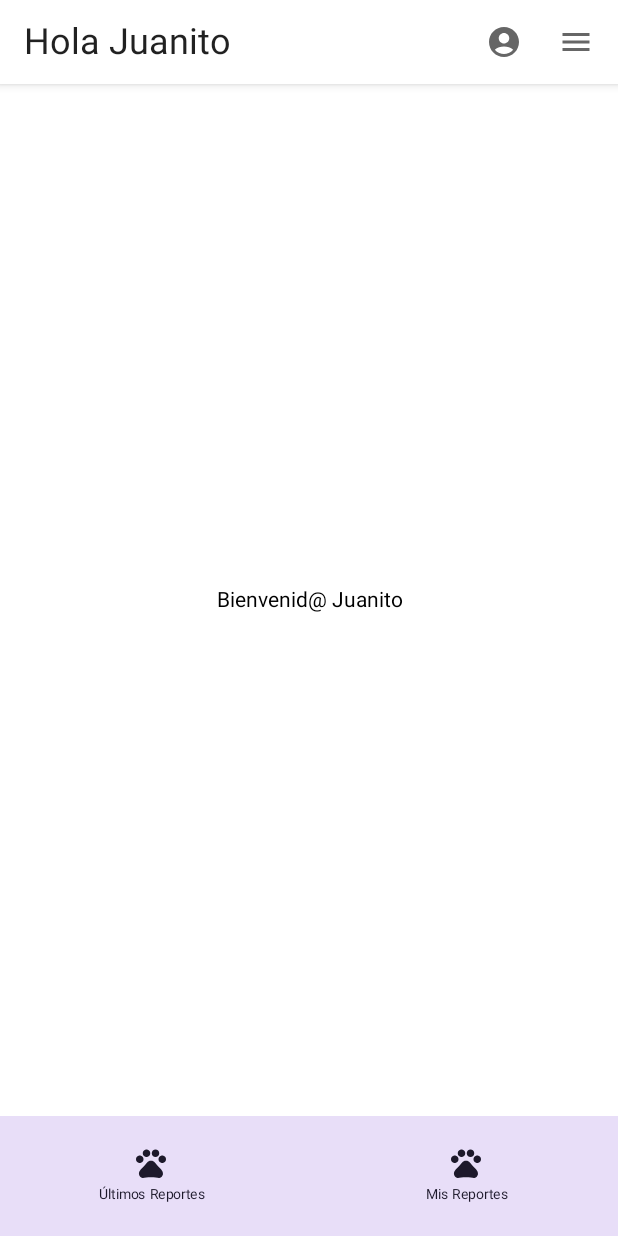
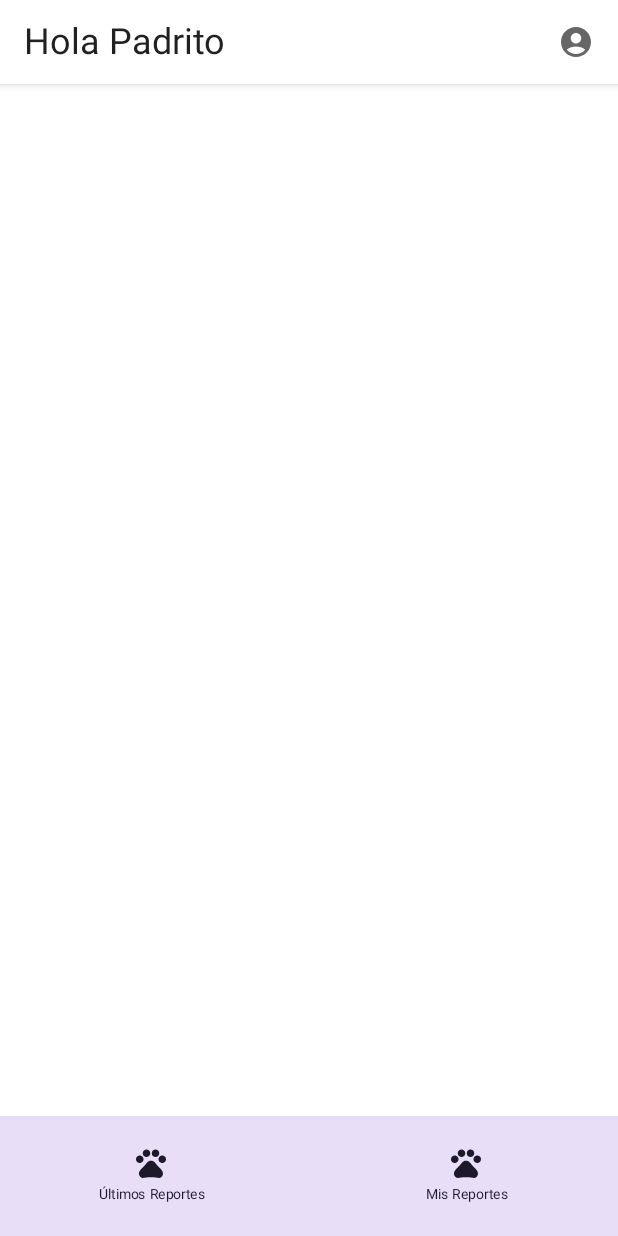
Before and after one commit to JoseAntonion/Busca-PET, an Android app built with Jetpack Compose: the @Preview function PreviewMainView, on a phone screen of 412 x 824 dp. Run offline under Robolectric (Android 15) with nearby library versions, the light colour scheme and no system bars; our stand-ins replace Firebase (no records; nobody signed in at launch, a user with empty details on screens opened directly).

Commit message:
Complete merge with branch/material3. Now, im fixing some navigation issues

```diff
--- a/app/src/main/java/com/example/buscapet/ui/MainActivity.kt
+++ b/app/src/main/java/com/example/buscapet/ui/MainActivity.kt
@@ -3,6 +3,7 @@ package com.example.buscapet.ui
 import android.os.Bundle
 import androidx.activity.ComponentActivity
 import androidx.activity.compose.setContent
+import androidx.navigation.compose.rememberNavController
 import com.example.buscapet.ui.navigation.Navigation
 import com.example.buscapet.ui.theme.BuscaPetTheme
 
@@ -12,7 +13,7 @@ class MainActivity : ComponentActivity() {
         super.onCreate(savedInstanceState)
         setContent {
             BuscaPetTheme {
-                Navigation()
+                Navigation(navHostController = rememberNavController())
             }
         }
     }
--- a/app/src/main/java/com/example/buscapet/ui/screens/commons/MainAppBar.kt
+++ b/app/src/main/java/com/example/buscapet/ui/screens/commons/MainAppBar.kt
@@ -52,7 +52,6 @@ fun AppBar(
             }
             //AppBarAction(Icons.Default.Search) { /*TODO*/ }// Agregar Boton de accion a la derecha
             //AppBarAction(Icons.Default.Share) { /*TODO*/ }// Agregar Boton de accion a la derecha
-            AppBarAction(Icons.Default.Menu) { /*TODO*/ }// Agregar Boton de accion a la derecha
         }
     )
 }
--- a/app/src/main/java/com/example/buscapet/ui/screens/commons/MainBottomNav.kt
+++ b/app/src/main/java/com/example/buscapet/ui/screens/commons/MainBottomNav.kt
@@ -24,9 +24,7 @@ fun MainBottomNav(navController: NavController) {
         NavItem.MyReportsNavItem
     )
     NavigationBar(
-        //backgroundColor = colorResource(id = R.color.teal_200),
-        //backgroundColor = MaterialTheme.colors.background,
-        contentColor = Color.Black,
+        contentColor = MaterialTheme.colorScheme.primaryContainer,
         containerColor = MaterialTheme.colorScheme.secondaryContainer
     ) {
         val navBackStackEntry by navController.currentBackStackEntryAsState()
@@ -66,9 +64,14 @@ fun MainBottomNav(navController: NavController) {
 }
 
 
-@Preview(name = "Light View")
 @Preview(uiMode = Configuration.UI_MODE_NIGHT_YES, name = "Dark View")
 @Composable
 fun PreviewMainBottomNav() {
     MainBottomNav(navController = rememberNavController())
 }
+
+@Preview(uiMode = Configuration.UI_MODE_NIGHT_NO, name = "Light View")
+@Composable
+fun PreviewMainBottomNav2() {
+    MainBottomNav(navController = rememberNavController())
+}
--- a/app/src/main/java/com/example/buscapet/ui/screens/home/HomeScreen.kt
+++ b/app/src/main/java/com/example/buscapet/ui/screens/home/HomeScreen.kt
@@ -1,10 +1,10 @@
 package com.example.buscapet.ui.screens.home
 
+import android.net.Uri
 import androidx.compose.foundation.background
 import androidx.compose.foundation.layout.Arrangement
 import androidx.compose.foundation.layout.Box
 import androidx.compose.foundation.layout.Column
-import androidx.compose.foundation.layout.PaddingValues
 import androidx.compose.foundation.layout.fillMaxSize
 import androidx.compose.foundation.layout.padding
 import androidx.compose.material.Scaffold
@@ -30,53 +30,55 @@ fun HomeScreen(
     val userName = completeName?.split(" ")?.get(0)
     val photo = currentUser?.photoUrl
 
+    MainContainer(
+        navController = navController,
+        currentUserName = userName,
+        profilePhoto = photo
+    )
+}
+
+@Composable
+fun MainContainer(
+    navController: NavHostController,
+    currentUserName: String?,
+    profilePhoto: Uri? = null
+) {
     Scaffold(
-        bottomBar = { MainBottomNav(navController = navController) }, // NavBar
         topBar = {
             AppBar(
-                userName,
-                photo
+                currentUserName,
+                profilePhoto
             )
-        } // TOOLBAR
+        }, // TOOLBAR
+        bottomBar = {
+            MainBottomNav(navController = navController)
+        } // NavBar
     ) { padding ->
-        MainView(
-            scaffoldPadding = padding,
-            sessionName = userName
-        )
+//        Box(
+//            modifier = Modifier
+//                .fillMaxSize()
+//                .background(Color.White)
+//                .padding(padding),
+//            contentAlignment = Alignment.Center
+//        ) {
+//            Column(
+//                verticalArrangement = Arrangement.Center,
+//                horizontalAlignment = Alignment.CenterHorizontally
+//            ) {
+//                Text(
+//                    text = "Bienvenid@ $currentUserName",
+//                    textAlign = TextAlign.Center
+//                )
+//            }
+//        }
     }
 }
 
 @Preview(showBackground = true)
 @Composable
 fun PreviewMainView() {
-    Scaffold(
-        bottomBar = { MainBottomNav(navController = rememberNavController()) }, // NavBar
-        topBar = { AppBar("Juanito") } // TOOLBAR
-    ) { padding ->
-        MainView(
-            scaffoldPadding = padding,
-            sessionName = "Juanito"
-        )
-    }
+    MainContainer(
+        rememberNavController(),
+        "Padrito"
+    )
 }
-
-@Composable
-fun MainView(
-    scaffoldPadding: PaddingValues,
-    sessionName: String?
-) {
-    Box(
-        modifier = Modifier
-            .fillMaxSize()
-            .background(Color.White)
-            .padding(scaffoldPadding),
-        contentAlignment = Alignment.Center
-    ) {
-        Column(
-            verticalArrangement = Arrangement.Center,
-            horizontalAlignment = Alignment.CenterHorizontally
-        ) {
-            Text(text = "Bienvenid@ $sessionName", textAlign = TextAlign.Center)
-        }
-    }
-}
--- a/app/src/main/java/com/example/buscapet/ui/screens/last_reports/LastReportsScreen.kt
+++ b/app/src/main/java/com/example/buscapet/ui/screens/last_reports/LastReportsScreen.kt
@@ -27,7 +27,7 @@ fun LastReportsScreen(
 
     Scaffold(
         bottomBar = { MainBottomNav(navController = navController) }, // NavBar
-        topBar = { AppBar(userName) } // TOOLBAR
+        topBar = { AppBar("lucas") } // TOOLBAR
     ) { padding ->
         MainView(
             scaffoldPadding = padding
--- a/app/src/main/java/com/example/buscapet/ui/screens/login/LoginViewModel.kt
+++ b/app/src/main/java/com/example/buscapet/ui/screens/login/LoginViewModel.kt
@@ -54,7 +54,7 @@ class LoginViewModel : ViewModel(), CoroutineScope {
                     val user = auth.currentUser
                     _signInName.value = user?.displayName
                     Log.d("TAG", "Success signin")
-                    signedId.invoke()
+                    signedId()
                     //_progress.value = false
                 } else {
                     Log.e("TAG", "unSuccess signin")
--- a/app/src/main/java/com/example/buscapet/ui/screens/my_reports/MyReportsScreen.kt
+++ b/app/src/main/java/com/example/buscapet/ui/screens/my_reports/MyReportsScreen.kt
@@ -27,7 +27,7 @@ fun MyReportsScreen(
 
     Scaffold(
         bottomBar = { MainBottomNav(navController = navController) }, // NavBar
-        topBar = { AppBar(userName) } // TOOLBAR
+        topBar = { AppBar("Juan") } // TOOLBAR
     ) { padding ->
         MainView(
             scaffoldPadding = padding
--- a/app/src/main/java/com/example/buscapet/ui/theme/Theme.kt
+++ b/app/src/main/java/com/example/buscapet/ui/theme/Theme.kt
@@ -110,7 +110,7 @@ fun BuscaPetTheme(
     val replyColorScheme = when {
         dynamicColor && Build.VERSION.SDK_INT >= Build.VERSION_CODES.S -> {
             val context = LocalContext.current
-            if (darkTheme) dynamicDarkColorScheme(context) else dynamicLightColorScheme(context)
+            if (darkTheme) replyDarkColorScheme else replyLightColorScheme
         }
 
         darkTheme -> replyDarkColorScheme
--- a/build.gradle
+++ b/build.gradle
@@ -17,7 +17,3 @@ plugins {
     id 'com.android.library' version '8.4.0' apply false
     id 'org.jetbrains.kotlin.android' version '1.9.23' apply false
 }
-
-repositories {
-   // google()
-}
```
Also changed, not shown: app/src/main/java/com/example/buscapet/ui/navigation/NavItem.kt (+5 -5 lines), app/src/main/java/com/example/buscapet/ui/navigation/Navigation.kt (+7 -8 lines).
